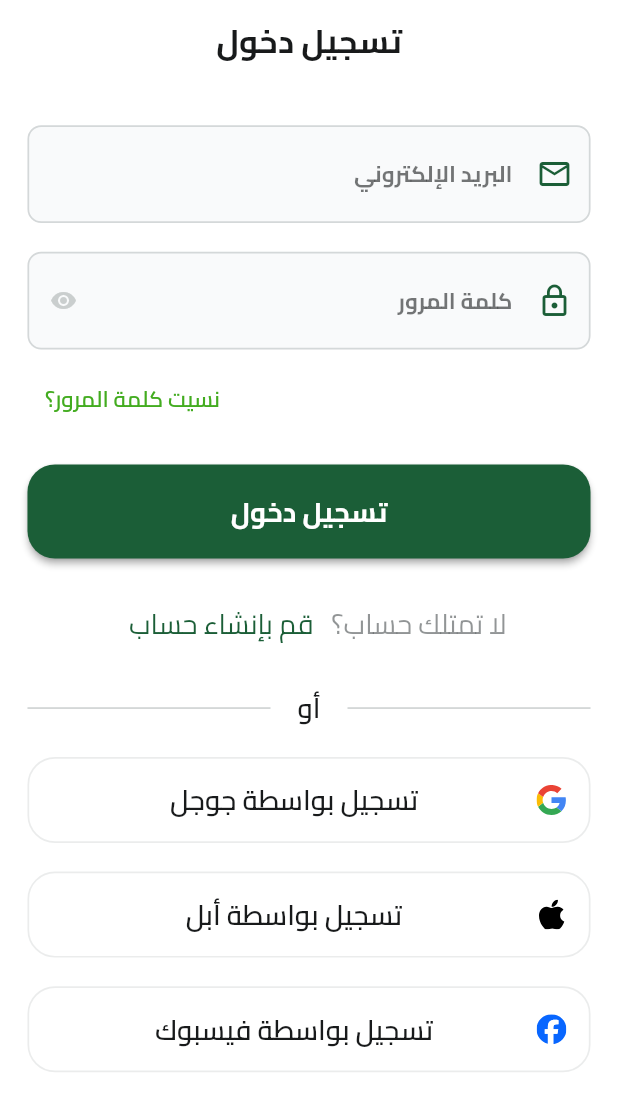
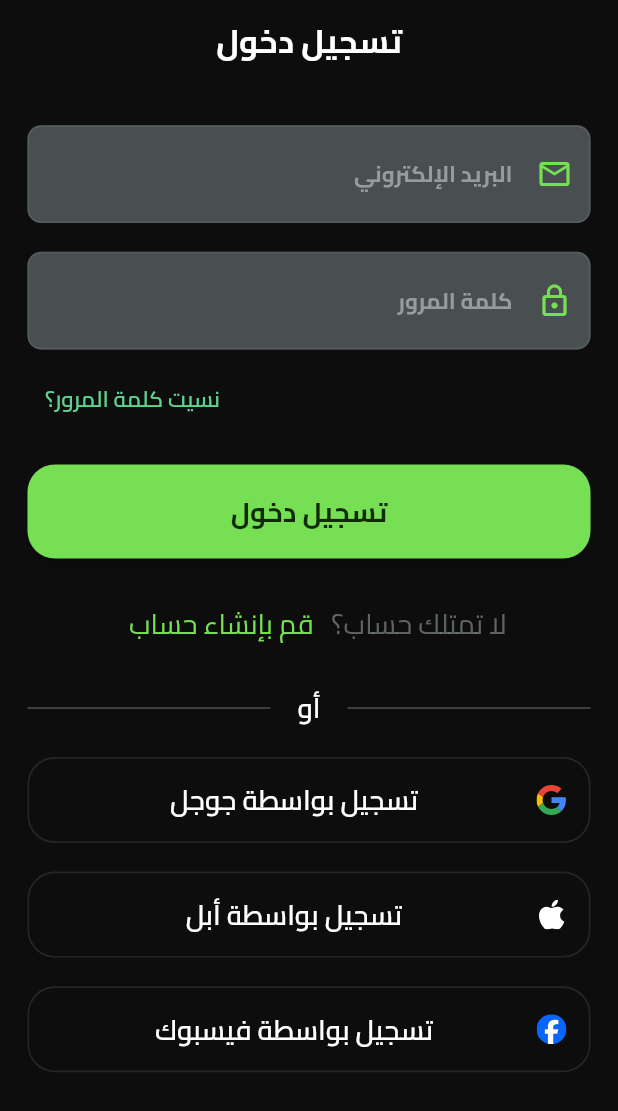
Before and after one commit to TarekLotfy30/fruit_hub, a Flutter app: the LoginView screen opened by its route, on a phone screen of 412 x 824 dp. Shown: the top 1111 px of the screen. Run offline on Flutter 3.47's test engine with Material 3 defaults, Android fonts, the phone set to English and light mode, and no system bars; our stand-ins replace bloc, connectivity_plus, easy_localization, equatable, flutter_bloc, flutter_screenutil and 4 more; accounts and stored records are empty.

Commit message:
feat(auth): add LoginCubit and LoginState with authentication states
feat(ui): improve LoginView and LoginViewBody with `part`/`part of`

feat(ui): refactor Onboarding and OnboardingViewBody using `part`/`part of`

feat(icons): add new icons to app_icons file

refactor(snackbar): make AppSnackBar abstract and use centralized Theme.of(context)

```diff
--- a/lib/app/fruit_hub_app.dart
+++ b/lib/app/fruit_hub_app.dart
@@ -57,7 +57,7 @@ class FruitHubApp extends StatelessWidget {
         // Theme configuration
         theme: AppTheme.lightMode,
         darkTheme: AppTheme.darkMode,
-        themeMode: ThemeMode.light,
+        themeMode: ThemeMode.dark,
       ),
     );
   }
--- a/lib/core/constants/app_icons.dart
+++ b/lib/core/constants/app_icons.dart
@@ -6,8 +6,10 @@ abstract final class AppIcons {
   static const IconData password = Icons.lock_outline;
   static const IconData visibility = Icons.visibility_outlined;
   static const IconData visibilityOff = Icons.visibility_off_outlined;
-  static const IconData error = Icons.error_outline;
+  static const IconData error = Icons.error_outline_outlined;
   static const IconData success = Icons.check_circle_outline;
+  static const IconData warning = Icons.warning_amber_outlined;
+  static const IconData info = Icons.info_outline;
 
   // If using custom SVG or PNG icons
   static const String leftArrow = 'assets/svgs/icons/left_arrow.svg';
--- a/lib/core/helpers/functions/app_snack_bar.dart
+++ b/lib/core/helpers/functions/app_snack_bar.dart
@@ -4,11 +4,12 @@ import 'package:flutter_screenutil/flutter_screenutil.dart';
 import '../../constants/app_corners.dart';
 import '../../constants/app_durations.dart';
 import '../../constants/app_elevation.dart';
+import '../../constants/app_icon_sizes.dart';
 import '../../constants/app_icons.dart';
 import '../../constants/app_padding.dart';
 import '../../utils/colors/app_colors.dart';
 
-class AppSnackBar {
+abstract class AppSnackBar {
   const AppSnackBar._();
 
   static Future<void> _showSnackBar(
@@ -21,6 +22,7 @@ class AppSnackBar {
   }) async {
     if (context.mounted) {
       final messenger = ScaffoldMessenger.of(context);
+      final theme = Theme.of(context);
 
       // Hide any existing snackbars first
       messenger.hideCurrentSnackBar();
@@ -33,16 +35,15 @@ class AppSnackBar {
                 message,
                 style:
                     style ??
-                    Theme.of(context).textTheme.titleMedium?.copyWith(
-                      color: Theme.of(context).colorScheme.onInverseSurface,
+                    theme.textTheme.titleMedium?.copyWith(
+                      color: theme.colorScheme.onInverseSurface,
                     ),
               ),
               const Spacer(),
-              // Optional ICON
               Icon(
                 icon,
-                color: Theme.of(context).colorScheme.onInverseSurface,
-                size: 24.r,
+                color: theme.colorScheme.onInverseSurface,
+                size: AppIconSize.regular.r,
               ),
             ],
           ),
@@ -52,7 +53,9 @@ class AppSnackBar {
           ),
           behavior: SnackBarBehavior.floating,
           elevation: AppElevation.snackBarElevation,
-          duration: AppDurations.snackbarStandard, //3
+          duration: AppDurations.snackbarStandard,
+
+          //3
           margin: EdgeInsets.symmetric(
             horizontal: AppPaddings.padding16.w,
             vertical: AppPaddings.padding16.h,
@@ -79,7 +82,7 @@ class AppSnackBar {
   /// @param message The text message to display in the snackbar
   /// @param [action] Optional action text for the snackbar
   /// @return A Future that completes when the snackbar is shown
-  static Future<void> showSuccessSnackBar(
+  static Future<void> showSuccess(
     BuildContext context,
     String message, {
     String? action,
@@ -99,7 +102,7 @@ class AppSnackBar {
   /// @param message The text message to display in the snackbar
   /// @param [action] Optional action text for the snackbar
   /// @return A Future that completes when the snackbar is shown
-  static Future<void> showErrorSnackBar(
+  static Future<void> showError(
     BuildContext context,
     String message, {
     String? action,
@@ -120,19 +123,19 @@ class AppSnackBar {
   /// @param action Optional action configuration
   /// @param duration Custom duration (default: 4 seconds)
   /// @return A Future that completes when the snackbar is shown
-  // static Future<void> showWarning(
-  //   BuildContext context,
-  //   String message, {
-  //   String? action,
-  // }) async {
-  //   return show(
-  //     context,
-  //     message,
-  //     type: SnackBarType.warning,
-  //     action: action,
-  //     duration: duration,
-  //   );
-  // }
+  static Future<void> showWarning(
+    BuildContext context,
+    String message, {
+    String? action,
+  }) async {
+    return _showSnackBar(
+      context,
+      message,
+      AppColors.warning,
+      action: action,
+      icon: AppIcons.warning,
+    );
+  }
 
   /// Shows an info snackbar with pre-defined styling
   ///
@@ -141,18 +144,17 @@ class AppSnackBar {
   /// @param action Optional action configuration
   /// @param duration Custom duration (default: 3 seconds)
   /// @return A Future that completes when the snackbar is shown
-  // static Future<void> showInfo(
-  //   BuildContext context,
-  //   String message, {
-  //   SnackBarActionConfig? action,
-  //   Duration? duration,
-  // }) async {
-  //   return show(
-  //     context,
-  //     message,
-  //     type: SnackBarType.info,
-  //     action: action,
-  //     duration: duration,
-  //   );
-  // }
+  static Future<void> showInfo(
+    BuildContext context,
+    String message, {
+    String? action,
+  }) async {
+    return _showSnackBar(
+      context,
+      message,
+      AppColors.info,
+      action: action,
+      icon: AppIcons.info,
+    );
+  }
 }
--- a/lib/core/routing/app_router.dart
+++ b/lib/core/routing/app_router.dart
@@ -53,7 +53,6 @@ abstract final class AppRouter {
       pageBuilder: (context, animation, secondaryAnimation) => child,
       maintainState: maintainState,
       fullscreenDialog: fullscreenDialog,
-
       // TODO(TAREK): add the duration form the duration class utils
       transitionsBuilder: (context, animation, secondaryAnimation, child) {
         return SlideTransition(
--- a/lib/features/auth/presentation/screens/login_view.dart
+++ b/lib/features/auth/presentation/screens/login_view.dart
@@ -1,7 +1,21 @@
 import 'package:easy_localization/easy_localization.dart';
 import 'package:flutter/material.dart';
+import 'package:flutter/services.dart';
+import 'package:flutter_screenutil/flutter_screenutil.dart';
+
+import '../../../../core/constants/app_icons.dart';
+import '../../../../core/constants/app_padding.dart';
+import '../../../../core/constants/spacing.dart';
+import '../../../../core/helpers/functions/app_spacing.dart';
 import '../../../../core/translation/locale_keys.g.dart';
-import '../widgets/login_view_body.dart';
+import '../../../../core/widgets/build_optimized_svg.dart';
+
+part '../widgets/build_divider_with_text.dart';
+part '../widgets/build_login_form.dart';
+part '../widgets/build_no_account_and_create_account.dart';
+part '../widgets/build_social_media_button.dart';
+part '../widgets/build_social_media_section.dart';
+part '../widgets/login_view_body.dart';
 
 class LoginView extends StatelessWidget {
   const LoginView({super.key});
@@ -14,7 +28,7 @@ class LoginView extends StatelessWidget {
         automaticallyImplyLeading: false,
         centerTitle: true,
       ),
-      body: const LoginViewBody(),
+      body: const _LoginViewBody(),
     );
   }
 }
--- a/lib/features/auth/presentation/widgets/build_divider_with_text.dart
+++ b/lib/features/auth/presentation/widgets/build_divider_with_text.dart
@@ -1,10 +1,7 @@
-import 'package:easy_localization/easy_localization.dart';
-import 'package:flutter/material.dart';
+part of '../screens/login_view.dart';
 
-import '../../../../core/translation/locale_keys.g.dart';
-
-class BuildDividerWithText extends StatelessWidget {
-  const BuildDividerWithText({super.key});
+class _BuildDividerWithText extends StatelessWidget {
+  const _BuildDividerWithText();
 
   @override
   Widget build(BuildContext context) {
@@ -13,8 +10,15 @@ class BuildDividerWithText extends StatelessWidget {
         const Expanded(child: Divider(endIndent: 18)),
         Text(
           LocaleKeys.or.tr(),
-          style: Theme.of(context).textTheme.titleMedium?.copyWith(
-            color: Theme.of(context).colorScheme.onSurface,
+          style: Theme
+              .of(context)
+              .textTheme
+              .titleMedium
+              ?.copyWith(
+            color: Theme
+                .of(context)
+                .colorScheme
+                .onSurface,
           ),
         ),
         const Expanded(child: Divider(indent: 18)),
--- a/lib/features/auth/presentation/widgets/build_login_form.dart
+++ b/lib/features/auth/presentation/widgets/build_login_form.dart
@@ -1,21 +1,13 @@
-import 'package:easy_localization/easy_localization.dart';
-import 'package:flutter/material.dart';
-import 'package:flutter/services.dart';
-import 'package:flutter_screenutil/flutter_screenutil.dart';
+part of '../screens/login_view.dart';
 
-import '../../../../core/constants/app_icons.dart';
-import '../../../../core/constants/spacing.dart';
-import '../../../../core/helpers/functions/app_spacing.dart';
-import '../../../../core/translation/locale_keys.g.dart';
-
-class BuildLoginForm extends StatefulWidget {
-  const BuildLoginForm({super.key});
+class _BuildLoginForm extends StatefulWidget {
+  const _BuildLoginForm();
 
   @override
-  State<BuildLoginForm> createState() => _BuildLoginFormState();
+  State<_BuildLoginForm> createState() => _BuildLoginFormState();
 }
 
-class _BuildLoginFormState extends State<BuildLoginForm> {
+class _BuildLoginFormState extends State<_BuildLoginForm> {
   late final TextEditingController _emailController;
   late final TextEditingController _passwordController;
   late final GlobalKey<FormState> _formKey;
--- a/lib/features/auth/presentation/widgets/build_no_account_and_create_account.dart
+++ b/lib/features/auth/presentation/widgets/build_no_account_and_create_account.dart
@@ -1,10 +1,7 @@
-import 'package:easy_localization/easy_localization.dart';
-import 'package:flutter/material.dart';
+part of '../screens/login_view.dart';
 
-import '../../../../core/translation/locale_keys.g.dart';
-
-class BuildNoAccountAndCreateAccount extends StatelessWidget {
-  const BuildNoAccountAndCreateAccount({super.key});
+class _BuildNoAccountAndCreateAccount extends StatelessWidget {
+  const _BuildNoAccountAndCreateAccount();
 
   @override
   Widget build(BuildContext context) {
--- a/lib/features/auth/presentation/widgets/build_social_media_button.dart
+++ b/lib/features/auth/presentation/widgets/build_social_media_button.dart
@@ -1,10 +1,7 @@
-import 'package:flutter/material.dart';
+part of '../screens/login_view.dart';
 
-import '../../../../core/widgets/build_optimized_svg.dart';
-
-class BuildSocialMediaButton extends StatelessWidget {
-  const BuildSocialMediaButton({
-    super.key,
+class _BuildSocialMediaButton extends StatelessWidget {
+  const _BuildSocialMediaButton({
     required this.assetPath,
     required this.label,
     required this.onPressed,
--- a/lib/features/auth/presentation/widgets/build_social_media_section.dart
+++ b/lib/features/auth/presentation/widgets/build_social_media_section.dart
@@ -1,30 +1,23 @@
-import 'package:easy_localization/easy_localization.dart';
-import 'package:flutter/material.dart';
-import 'package:flutter_screenutil/flutter_screenutil.dart';
+part of '../screens/login_view.dart';
 
-import '../../../../core/constants/app_icons.dart';
-import '../../../../core/constants/spacing.dart';
-import '../../../../core/translation/locale_keys.g.dart';
-import 'build_social_media_button.dart';
-
-class BuildSocialMediaSection extends StatelessWidget {
-  const BuildSocialMediaSection({super.key});
+class _BuildSocialMediaSection extends StatelessWidget {
+  const _BuildSocialMediaSection();
 
   @override
   Widget build(BuildContext context) {
     return Column(
       spacing: Spacing.spacing16.h,
       children: [
-        BuildSocialMediaButton(
+        _BuildSocialMediaButton(
           assetPath: AppIcons.google,
           label: LocaleKeys.sign_in_with_google.tr(),
           onPressed: () async {
             // TODO(tarek): add the snackbar and implement the logic
-            // await AppSnackBar.showSuccessSnackBar(context, 'afdsdsaf');
+            //await AppSnackBar.showWarning(context, 'لا تمتلك حساب');
           },
         ),
 
-        BuildSocialMediaButton(
+        _BuildSocialMediaButton(
           assetPath: AppIcons.apple,
           colorFilter: Theme.of(context).brightness == Brightness.dark
               ? const ColorFilter.mode(Colors.white, BlendMode.srcIn)
@@ -33,7 +26,7 @@ class BuildSocialMediaSection extends StatelessWidget {
           onPressed: () {},
         ),
 
-        BuildSocialMediaButton(
+        _BuildSocialMediaButton(
           assetPath: AppIcons.facebook,
           label: LocaleKeys.sign_in_with_facebook.tr(),
           onPressed: () {},
--- a/lib/features/auth/presentation/widgets/login_view_body.dart
+++ b/lib/features/auth/presentation/widgets/login_view_body.dart
@@ -1,14 +1,7 @@
-import 'package:flutter/material.dart';
-import 'package:flutter_screenutil/flutter_screenutil.dart';
+part of '../screens/login_view.dart';
 
-import '../../../../core/constants/app_padding.dart';
-import 'build_divider_with_text.dart';
-import 'build_login_form.dart';
-import 'build_no_account_and_create_account.dart';
-import 'build_social_media_section.dart';
-
-class LoginViewBody extends StatelessWidget {
-  const LoginViewBody({super.key});
+class _LoginViewBody extends StatelessWidget {
+  const _LoginViewBody();
 
   @override
   Widget build(BuildContext context) {
@@ -22,10 +15,10 @@ class LoginViewBody extends StatelessWidget {
         child: Column(
           spacing: AppPaddings.padding16.h,
           children: const [
-            BuildLoginForm(),
-            BuildNoAccountAndCreateAccount(),
-            BuildDividerWithText(),
-            BuildSocialMediaSection(),
+            _BuildLoginForm(),
+            _BuildNoAccountAndCreateAccount(),
+            _BuildDividerWithText(),
+            _BuildSocialMediaSection(),
           ],
         ),
       ),
--- a/lib/features/onboarding/presentation/widgets/build_action_button.dart
+++ b/lib/features/onboarding/presentation/widgets/build_action_button.dart
@@ -1,4 +1,4 @@
-part of '../widgets/onboarding_view_body.dart';
+part of '../screens/onboarding_view.dart';
 
 class _BuildActionButton extends StatelessWidget {
   const _BuildActionButton({required this.cubit});
--- a/lib/features/onboarding/presentation/widgets/build_page_indicator.dart
+++ b/lib/features/onboarding/presentation/widgets/build_page_indicator.dart
@@ -1,4 +1,4 @@
-part of '../widgets/onboarding_view_body.dart';
+part of '../screens/onboarding_view.dart';
 
 class _BuildPageIndicator extends StatelessWidget {
   const _BuildPageIndicator({
--- a/lib/features/onboarding/presentation/widgets/build_page_view.dart
+++ b/lib/features/onboarding/presentation/widgets/build_page_view.dart
@@ -1,4 +1,4 @@
-part of '../widgets/onboarding_view_body.dart';
+part of '../screens/onboarding_view.dart';
 
 class _BuildPageView extends StatelessWidget {
   const _BuildPageView({
--- a/lib/features/onboarding/presentation/widgets/page_view_item.dart
+++ b/lib/features/onboarding/presentation/widgets/page_view_item.dart
@@ -1,4 +1,4 @@
-part of '../widgets/onboarding_view_body.dart';
+part of '../screens/onboarding_view.dart';
 
 class _PageViewItem extends StatelessWidget {
   const _PageViewItem({
```
Also changed, not shown: lib/features/onboarding/presentation/screens/onboarding_view.dart (+22 -2 lines), lib/features/onboarding/presentation/widgets/onboarding_view_body.dart (+3 -24 lines), lib/features/auth/controller/login_cubit.dart (renamed from lib/features/auth/controller/cubit/login_cubit.dart), lib/features/auth/controller/login_state.dart (renamed from lib/features/auth/controller/cubit/login_state.dart).
